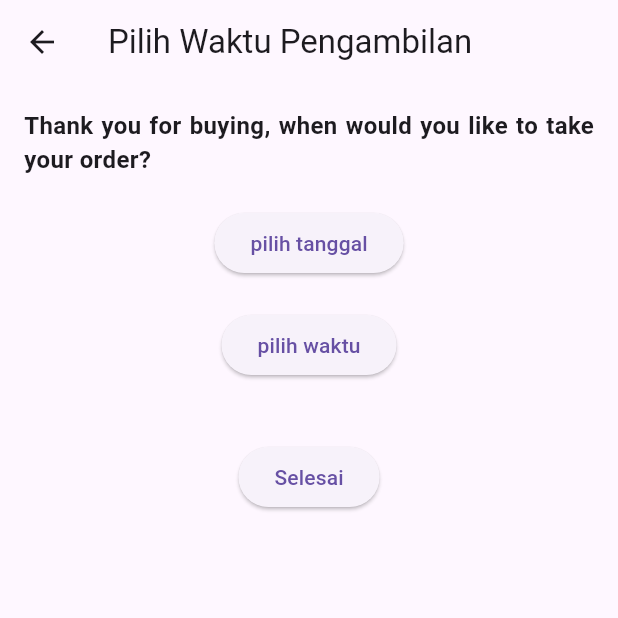
After one commit to 221111018Jordan/C3, a Flutter app: the DateCasual screen opened directly, on a phone screen of 412 x 824 dp, the top half of it. The commit adds this screen. Run offline on Flutter 3.47's test engine with Material 3 defaults, Android fonts, the phone set to English and light mode, and no system bars; our stand-ins replace carousel_slider, image_picker.

Commit message:
menambahkan Datescreen untuk casual shopping dan menambahkan dateTimepicker

```diff
--- /dev/null
+++ b/lib/pages_casualshopping.dart/DateScreenCasual.dart
@@ -0,0 +1,124 @@
+import 'package:flutter/material.dart';
+import 'package:intl/intl.dart';
+import 'package:uas/pages_casualshopping.dart/CartCasual.dart';
+
+class DateCasual extends StatefulWidget {
+  const DateCasual({super.key});
+
+  @override
+  State<DateCasual> createState() => _DateCasualState();
+}
+
+class _DateCasualState extends State<DateCasual> {
+  DateTime? _selectedDate;
+
+  void _selectDate(BuildContext context) async {
+    DateTime? picked = await showDatePicker(
+      context: context,
+      initialDate: DateTime.now(),
+      firstDate: DateTime.now(),
+      lastDate: DateTime(2101),
+    );
+    if (picked != null) {
+      setState(() {
+        _selectedDate = picked;
+      });
+      _selectTime(context);
+    }
+  }
+
+  TimeOfDay? selected_time;
+
+  void _selectTime(BuildContext context) async {
+    TimeOfDay? pickeds = await showTimePicker(
+      context: context,
+      initialTime: TimeOfDay.now(),
+    );
+
+    if (pickeds != null) {
+      setState(() {
+        selected_time = pickeds;
+      });
+    }
+  }
+
+  @override
+  Widget build(BuildContext context) {
+    return Scaffold(
+      appBar: AppBar(
+        title: Text('Pilih Waktu Pengambilan'),
+      ),
+      body: Center(
+        child: Padding(
+          padding: const EdgeInsets.all(16),
+          child: Column(
+            crossAxisAlignment: CrossAxisAlignment.center,
+            children: [
+              Text(
+                "Thank you for buying, when would you like to take your order?",
+                style: TextStyle(
+                  fontSize: 16,
+                  fontWeight: FontWeight.bold,
+                ),
+                textAlign: TextAlign.justify,
+              ),
+              SizedBox(height: 20),
+              ElevatedButton(
+                onPressed: () {
+                  _selectDate(context);
+                },
+                child: Text(
+                  _selectedDate == null
+                      ? 'pilih tanggal'
+                      : DateFormat.yMMMd().format(_selectedDate!),
+                ),
+              ),
+              SizedBox(
+                height: 20,
+              ),
+              ElevatedButton(
+                onPressed: () {
+                  _selectTime(context);
+                },
+                child: Text(
+                  selected_time == null
+                      ? 'pilih waktu'
+                      : "${selected_time!.hour}: ${selected_time!.minute.toString().padLeft(2, '0')}",
+                ),
+              ),
+              SizedBox(height: 40),
+              ElevatedButton(
+                onPressed: () {
+                  if(_selectedDate != null && selected_time != null){
+                  showDialog(
+                    context: context,
+                    builder: (context) {
+                      return AlertDialog(
+                        title: Text("Thank you"),
+                        content:
+                            Text("Please wait while your food is being made"),
+                        actions: [
+                          TextButton(
+                            onPressed: () {
+                              Navigator.push(
+                                context,
+                                MaterialPageRoute(
+                                    builder: (context) => CasualCartPage()),
+                              );
+                            },
+                            child: Text("OK"),
+                          ),
+                        ],
+                      );
+                    },
+                  );}
+                },
+                child: Text('Selesai'),
+              )
+            ],
+          ),
+        ),
+      ),
+    );
+  }
+}
--- a/lib/widget/CardBottomNavbarCasual.dart
+++ b/lib/widget/CardBottomNavbarCasual.dart
@@ -1,6 +1,7 @@
 import 'package:flutter/material.dart';
 import 'package:provider/provider.dart';
 import 'package:uas/data/cartprovider.dart';
+import 'package:uas/pages_casualshopping.dart/DateScreenCasual.dart';
 import 'package:uas/wallet/wallet.dart';
 
 class CartBottomNavbarCasual extends StatefulWidget {
@@ -133,6 +134,9 @@ class _CartBottomNavbarCasualState extends State<CartBottomNavbarCasual> {
                                               content: Text('Pembayaran berhasil menggunakan saldo.'),
                                             ),
                                           );
+                                          Navigator.of(context).push(
+                                            MaterialPageRoute(
+                                              builder: (context) => DateCasual(),));
                                         },
                                         child: const Text("Lanjut"),
                                       ),
```
